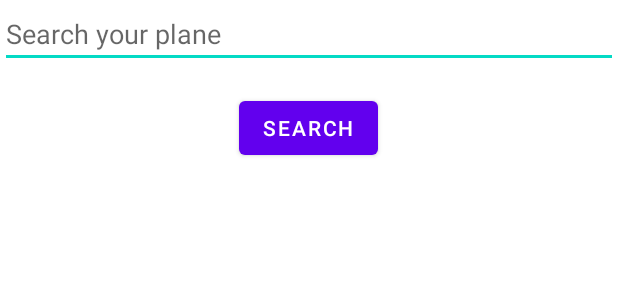
After one commit to mattialoiarro/ZLI335_FlightBoard, an Android app: the layout flight_search.xml on its own in the app's theme, with its tools: preview values and no code run, on a phone screen of 412 x 824 dp. The commit adds this screen. Shown: the top 300 px of the screen. Run offline under Robolectric (Android 15) with nearby library versions, the phone set to English and light mode, and no system bars.

Commit message:
Added xml files for searching and the display of the data

```diff
--- /dev/null
+++ b/app/src/main/java/com/zli/zli335_flightboard/FlightAPI.java
@@ -0,0 +1,5 @@
+package com.zli.zli335_flightboard;
+
+public class FlightAPI {
+
+}
--- /dev/null
+++ b/app/src/main/java/com/zli/zli335_flightboard/FlightListAdapter.java
@@ -0,0 +1,4 @@
+package com.zli.zli335_flightboard;
+
+public class FlightListAdapter {
+}
--- /dev/null
+++ b/app/src/main/java/com/zli/zli335_flightboard/NotificationHelper.java
@@ -0,0 +1,4 @@
+package com.zli.zli335_flightboard;
+
+public class NotificationHelper {
+}
--- /dev/null
+++ b/app/src/main/java/com/zli/zli335_flightboard/SMS.java
@@ -0,0 +1,4 @@
+package com.zli.zli335_flightboard;
+
+public class SMS {
+}
--- /dev/null
+++ b/app/src/main/res/layout/flight_search.xml
@@ -0,0 +1,21 @@
+<RelativeLayout xmlns:android="http://schemas.android.com/apk/res/android"
+    android:layout_width="match_parent"
+    android:layout_height="match_parent">
+
+    <EditText
+        android:id="@+id/search_bar"
+        android:layout_width="match_parent"
+        android:layout_height="wrap_content"
+        android:hint="Search your plane "
+        android:inputType="text" />
+
+    <Button
+        android:id="@+id/search_button"
+        android:layout_width="wrap_content"
+        android:layout_height="wrap_content"
+        android:text="Search"
+        android:layout_below="@+id/search_bar"
+        android:layout_centerHorizontal="true"
+        android:layout_marginTop="16dp" />
+
+</RelativeLayout>
```
Also changed, not shown: app/src/main/java/com/zli/zli335_flightboard/Flight.java (added, +93 -0 lines), app/src/main/java/com/zli/zli335_flightboard/FlightStatus.java (added, +9 -0 lines), app/src/main/res/layout/activity_main.xml (+39 -9 lines).
